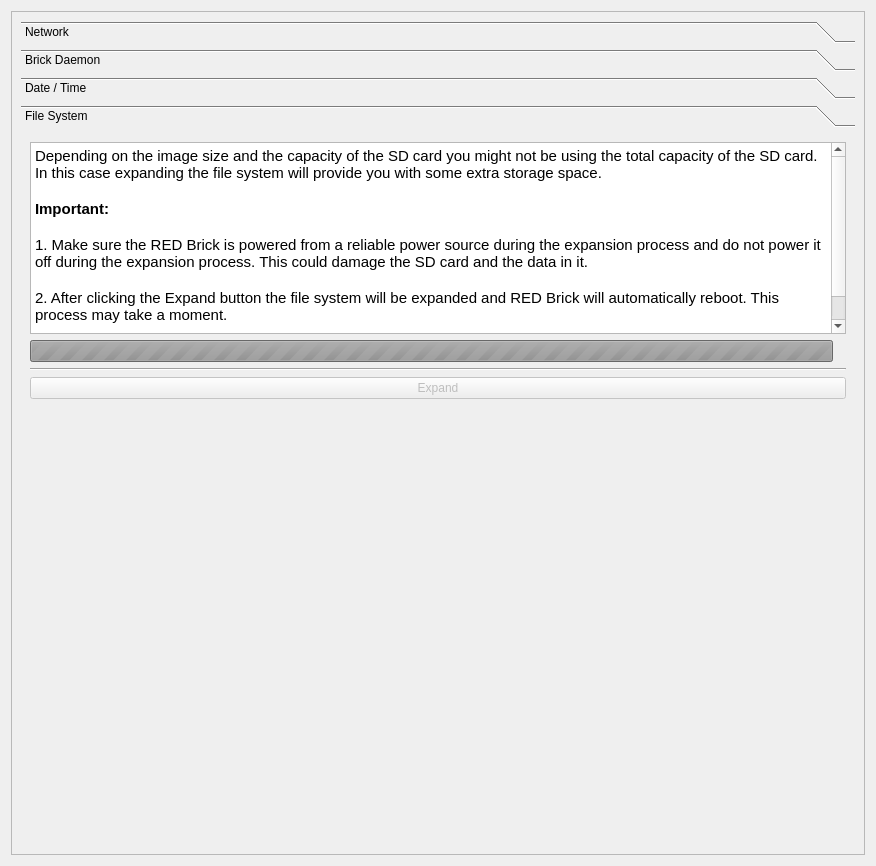
Qt form src/brickv/plugin_system/plugins/red/ui/red_tab_settings.ui (Tinkerforge/brickv) before a commit.
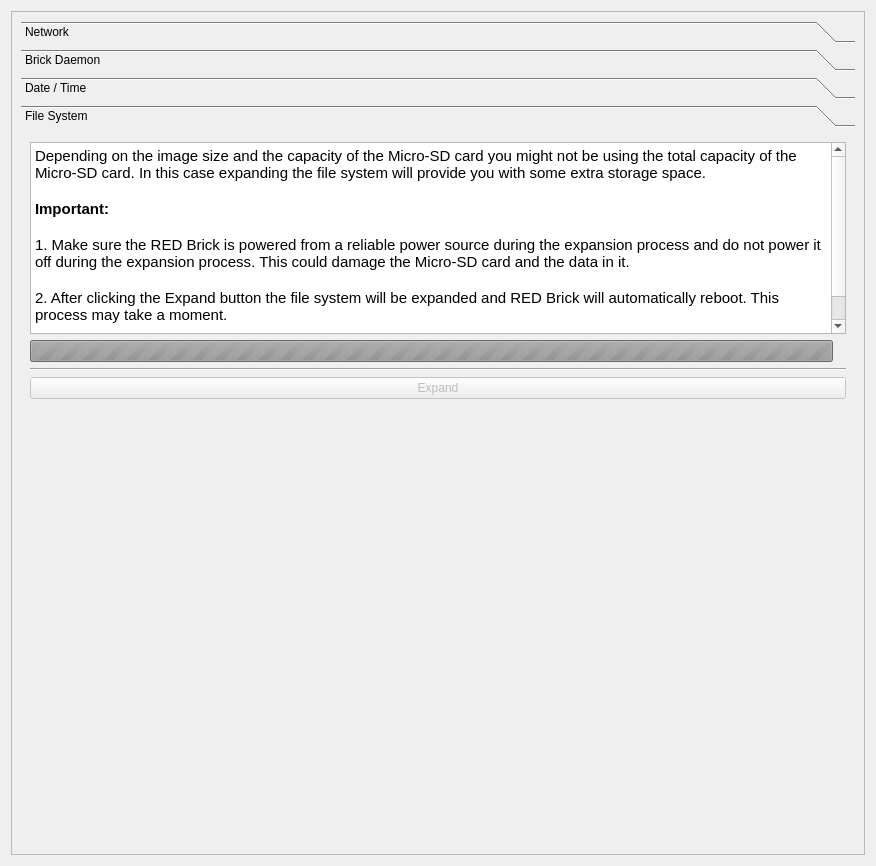
The same form after that commit. The open tabs and pages were chosen to show the change.

Commit message:
red-brick: Improve file system size caluclation
Exclude kernel space and round resulting value up, so it shows 100% after
an expansion.

```diff
--- a/src/brickv/plugin_system/plugins/red/ui/red_tab_settings.ui
+++ b/src/brickv/plugin_system/plugins/red/ui/red_tab_settings.ui
@@ -1207,11 +1207,11 @@
 &lt;html&gt;&lt;head&gt;&lt;meta name=&quot;qrichtext&quot; content=&quot;1&quot; /&gt;&lt;style type=&quot;text/css&quot;&gt;
 p, li { white-space: pre-wrap; }
 &lt;/style&gt;&lt;/head&gt;&lt;body style=&quot; font-family:'Ubuntu'; font-size:11pt; font-weight:400; font-style:normal;&quot;&gt;
-&lt;p style=&quot; margin-top:0px; margin-bottom:0px; margin-left:0px; margin-right:0px; -qt-block-indent:0; text-indent:0px;&quot;&gt;Depending on the image size and the capacity of the SD card you might not be using the total capacity of the SD card. In this case expanding the file system will provide you with some extra storage space.&lt;/p&gt;
+&lt;p style=&quot; margin-top:0px; margin-bottom:0px; margin-left:0px; margin-right:0px; -qt-block-indent:0; text-indent:0px;&quot;&gt;Depending on the image size and the capacity of the Micro-SD card you might not be using the total capacity of the Micro-SD card. In this case expanding the file system will provide you with some extra storage space.&lt;/p&gt;
 &lt;p style=&quot;-qt-paragraph-type:empty; margin-top:0px; margin-bottom:0px; margin-left:0px; margin-right:0px; -qt-block-indent:0; text-indent:0px;&quot;&gt;&lt;/p&gt;
 &lt;p style=&quot; margin-top:0px; margin-bottom:0px; margin-left:0px; margin-right:0px; -qt-block-indent:0; text-indent:0px;&quot;&gt;&lt;span style=&quot; font-weight:600;&quot;&gt;Important:&lt;/span&gt;&lt;/p&gt;
 &lt;p style=&quot;-qt-paragraph-type:empty; margin-top:0px; margin-bottom:0px; margin-left:0px; margin-right:0px; -qt-block-indent:0; text-indent:0px; font-weight:600;&quot;&gt;&lt;/p&gt;
-&lt;p style=&quot; margin-top:0px; margin-bottom:0px; margin-left:0px; margin-right:0px; -qt-block-indent:0; text-indent:0px;&quot;&gt;1. Make sure the RED Brick is powered from a reliable power source during the expansion process and do not power it off during the expansion process. This could damage the SD card and the data in it.&lt;/p&gt;
+&lt;p style=&quot; margin-top:0px; margin-bottom:0px; margin-left:0px; margin-right:0px; -qt-block-indent:0; text-indent:0px;&quot;&gt;1. Make sure the RED Brick is powered from a reliable power source during the expansion process and do not power it off during the expansion process. This could damage the Micro-SD card and the data in it.&lt;/p&gt;
 &lt;p style=&quot;-qt-paragraph-type:empty; margin-top:0px; margin-bottom:0px; margin-left:0px; margin-right:0px; -qt-block-indent:0; text-indent:0px;&quot;&gt;&lt;/p&gt;
 &lt;p style=&quot; margin-top:0px; margin-bottom:0px; margin-left:0px; margin-right:0px; -qt-block-indent:0; text-indent:0px;&quot;&gt;2. After clicking the Expand button the file system will be expanded and RED Brick will automatically reboot. This process may take a moment.&lt;/p&gt;
 &lt;p style=&quot;-qt-paragraph-type:empty; margin-top:0px; margin-bottom:0px; margin-left:0px; margin-right:0px; -qt-block-indent:0; text-indent:0px;&quot;&gt;&lt;/p&gt;
```
The commit also changes 2 other files.
